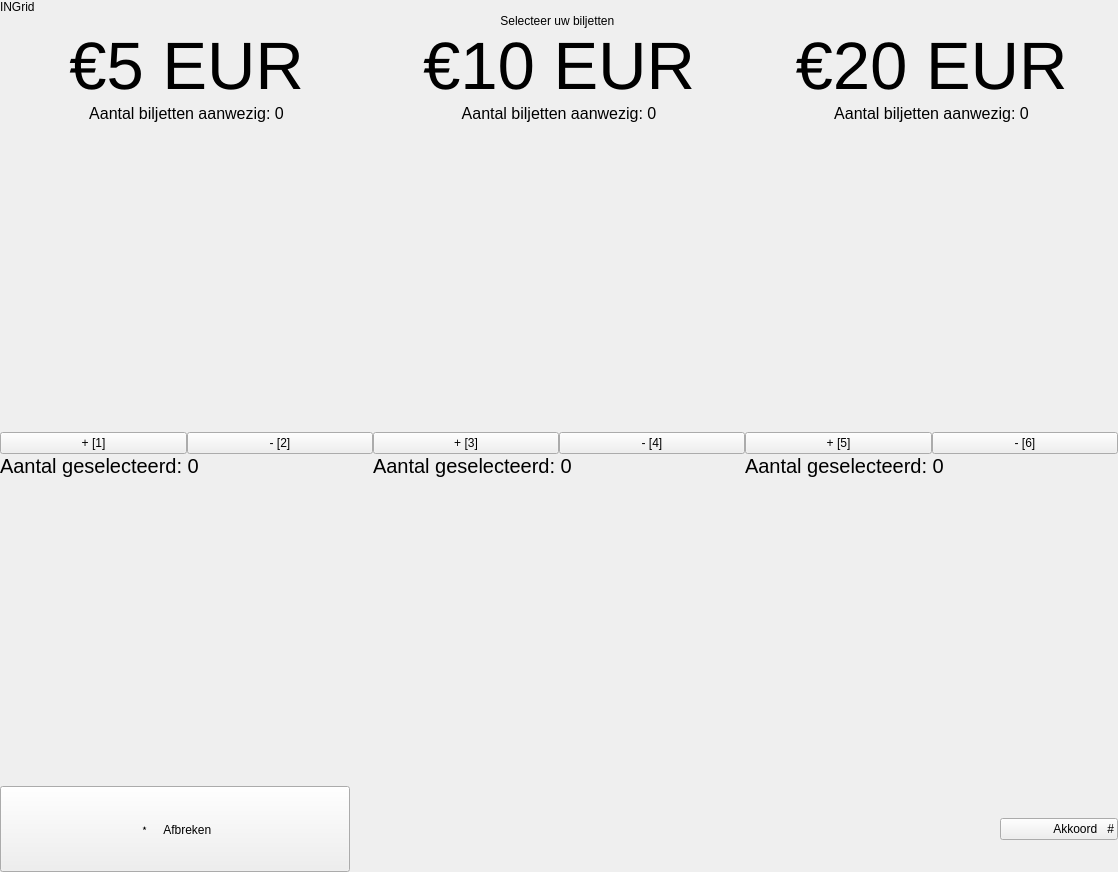
The window that ui/main.ui (Herbankers/hb-GUI) describes before a commit, drawn with Qt 5.
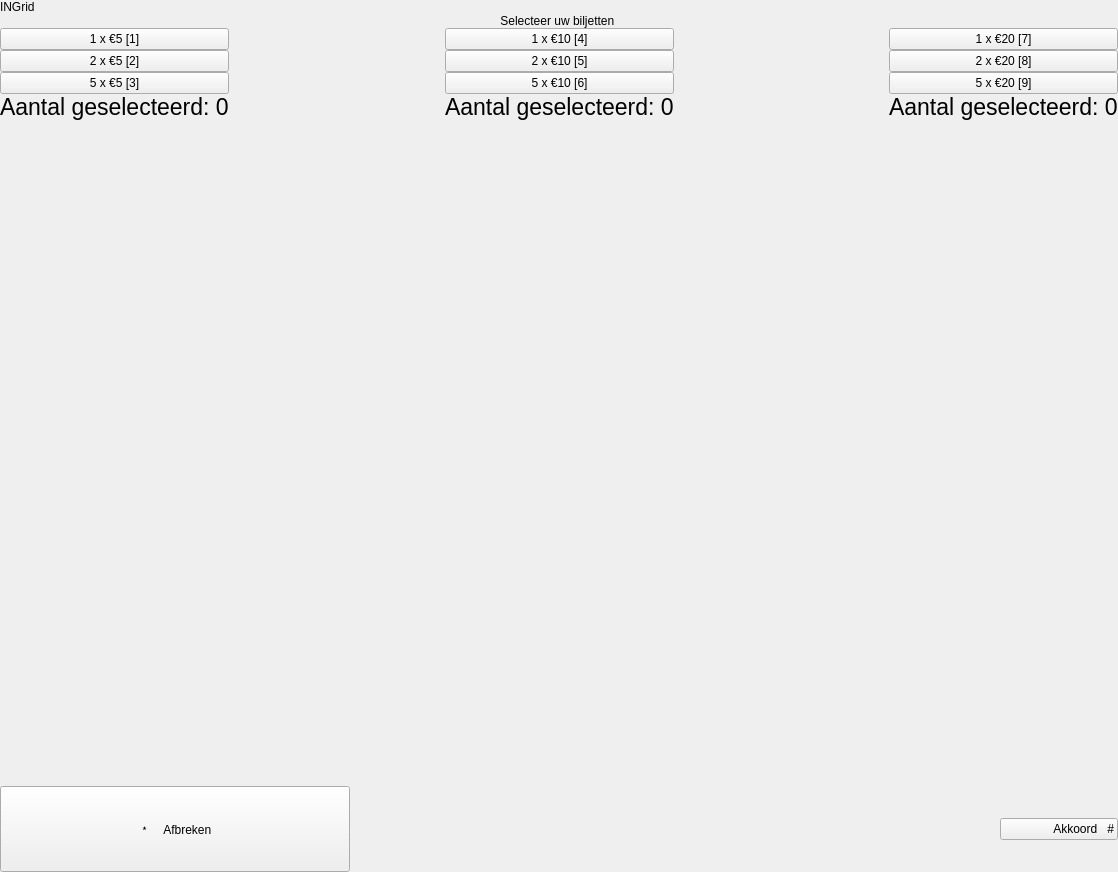
The same window after the commit. Icons and pictures are not drawn.

Commit message: changed bill choice menu

Patch:
```diff
--- a/ui/main.ui
+++ b/ui/main.ui
@@ -1222,114 +1222,46 @@
         </item>
         <item>
          <layout class="QGridLayout" name="gridLayout">
-          <item row="0" column="0">
-           <widget class="QLabel" name="fiveEuroText">
-            <property name="font">
-             <font>
-              <family>Helvetica Neue</family>
-              <pointsize>50</pointsize>
-              <weight>25</weight>
-              <bold>false</bold>
-             </font>
-            </property>
+          <item row="3" column="4">
+           <widget class="QPushButton" name="btnTwoTwenty">
             <property name="text">
-             <string>€5 EUR</string>
+             <string>2 x €20 [8]</string>
             </property>
-            <property name="alignment">
-             <set>Qt::AlignCenter</set>
-            </property>
            </widget>
           </item>
-          <item row="2" column="2">
-           <spacer name="verticalSpacer_27">
-            <property name="orientation">
-             <enum>Qt::Vertical</enum>
-            </property>
-            <property name="sizeHint" stdset="0">
-             <size>
-              <width>20</width>
-              <height>40</height>
-             </size>
-            </property>
-           </spacer>
-          </item>
-          <item row="6" column="2">
-           <widget class="QLabel" name="amountBillsTen">
-            <property name="font">
-             <font>
-              <family>Helvetica Neue</family>
-              <pointsize>15</pointsize>
-              <weight>25</weight>
-              <bold>false</bold>
-             </font>
-            </property>
-            <property name="text">
-             <string>Aantal geselecteerd: 0</string>
-            </property>
-           </widget>
-          </item>
-          <item row="6" column="3">
-           <widget class="QLabel" name="amountBillsTwenty">
-            <property name="font">
-             <font>
-              <family>Helvetica Neue</family>
-              <pointsize>15</pointsize>
-              <weight>25</weight>
-              <bold>false</bold>
-             </font>
-            </property>
-            <property name="text">
-             <string>Aantal geselecteerd: 0</string>
-            </property>
-           </widget>
-          </item>
-          <item row="7" column="2">
-           <spacer name="verticalSpacer_25">
-            <property name="orientation">
-             <enum>Qt::Vertical</enum>
-            </property>
-            <property name="sizeHint" stdset="0">
-             <size>
-              <width>20</width>
-              <height>40</height>
-             </size>
-            </property>
-           </spacer>
-          </item>
-          <item row="4" column="0">
+          <item row="1" column="0">
            <layout class="QHBoxLayout" name="horizontalLayout_11">
             <item>
              <widget class="QPushButton" name="btnPlusFive">
               <property name="text">
-               <string>+ [1]</string>
-              </property>
-             </widget>
-            </item>
-            <item>
-             <widget class="QPushButton" name="btnMinFive">
-              <property name="text">
-               <string>- [2]</string>
+               <string>1 x €5 [1]</string>
               </property>
              </widget>
             </item>
            </layout>
           </item>
-          <item row="4" column="2">
+          <item row="3" column="3">
+           <spacer name="horizontalSpacer_13">
+            <property name="orientation">
+             <enum>Qt::Horizontal</enum>
+            </property>
+            <property name="sizeHint" stdset="0">
+             <size>
+              <width>40</width>
+              <height>20</height>
+             </size>
+            </property>
+           </spacer>
+          </item>
+          <item row="1" column="2">
            <layout class="QHBoxLayout" name="horizontalLayout_10">
             <item>
-             <widget class="QPushButton" name="btnPlusTen">
-              <property name="text">
-               <string>+ [3]</string>
-              </property>
-             </widget>
-            </item>
-            <item>
-             <widget class="QPushButton" name="btnMinTen">
+             <widget class="QPushButton" name="btnOneTen">
               <property name="enabled">
                <bool>true</bool>
               </property>
               <property name="text">
-               <string>- [4]</string>
+               <string>1 x €10 [4]</string>
               </property>
               <property name="flat">
                <bool>false</bool>
@@ -1338,21 +1270,77 @@
             </item>
            </layout>
           </item>
-          <item row="0" column="3">
-           <widget class="QLabel" name="twentyEuroText">
+          <item row="4" column="4">
+           <widget class="QPushButton" name="btnFiveTwenty">
+            <property name="text">
+             <string>5 x €20 [9]</string>
+            </property>
+           </widget>
+          </item>
+          <item row="3" column="1">
+           <spacer name="horizontalSpacer_14">
+            <property name="orientation">
+             <enum>Qt::Horizontal</enum>
+            </property>
+            <property name="sizeHint" stdset="0">
+             <size>
+              <width>40</width>
+              <height>20</height>
+             </size>
+            </property>
+           </spacer>
+          </item>
+          <item row="3" column="0">
+           <widget class="QPushButton" name="btnTwoFive">
+            <property name="text">
+             <string>2 x €5 [2]</string>
+            </property>
+           </widget>
+          </item>
+          <item row="3" column="2">
+           <widget class="QPushButton" name="btnTwoTen">
+            <property name="text">
+             <string>2 x €10 [5]</string>
+            </property>
+           </widget>
+          </item>
+          <item row="6" column="2">
+           <widget class="QLabel" name="amountBillsTen">
             <property name="font">
              <font>
               <family>Helvetica Neue</family>
-              <pointsize>50</pointsize>
+              <pointsize>17</pointsize>
               <weight>25</weight>
               <bold>false</bold>
              </font>
             </property>
             <property name="text">
-             <string>€20 EUR</string>
+             <string>Aantal geselecteerd: 0</string>
             </property>
-            <property name="alignment">
-             <set>Qt::AlignCenter</set>
+           </widget>
+          </item>
+          <item row="1" column="4">
+           <layout class="QHBoxLayout" name="horizontalLayout_9">
+            <item>
+             <widget class="QPushButton" name="btnOneTwenty">
+              <property name="text">
+               <string>1 x €20 [7]</string>
+              </property>
+             </widget>
+            </item>
+           </layout>
+          </item>
+          <item row="4" column="0">
+           <widget class="QPushButton" name="btnFiveFive">
+            <property name="text">
+             <string>5 x €5 [3]</string>
+            </property>
+           </widget>
+          </item>
+          <item row="4" column="2">
+           <widget class="QPushButton" name="btnFiveTen">
+            <property name="text">
+             <string>5 x €10 [6]</string>
             </property>
            </widget>
           </item>
@@ -1361,7 +1349,7 @@
             <property name="font">
              <font>
               <family>Helvetica Neue</family>
-              <pointsize>15</pointsize>
+              <pointsize>17</pointsize>
               <weight>25</weight>
               <bold>false</bold>
              </font>
@@ -1371,104 +1359,33 @@
             </property>
            </widget>
           </item>
-          <item row="0" column="2">
-           <widget class="QLabel" name="tenEuroText">
-            <property name="enabled">
-             <bool>true</bool>
-            </property>
+          <item row="6" column="4">
+           <widget class="QLabel" name="amountBillsTwenty">
             <property name="font">
              <font>
               <family>Helvetica Neue</family>
-              <pointsize>50</pointsize>
+              <pointsize>17</pointsize>
               <weight>25</weight>
-              <italic>false</italic>
               <bold>false</bold>
-              <underline>false</underline>
-              <strikeout>false</strikeout>
              </font>
             </property>
             <property name="text">
-             <string>€10 EUR</string>
+             <string>Aantal geselecteerd: 0</string>
             </property>
-            <property name="alignment">
-             <set>Qt::AlignCenter</set>
-            </property>
-            <property name="wordWrap">
-             <bool>false</bool>
-            </property>
            </widget>
           </item>
-          <item row="4" column="3">
-           <layout class="QHBoxLayout" name="horizontalLayout_9">
-            <item>
-             <widget class="QPushButton" name="btnPlusTwenty">
-              <property name="text">
-               <string>+ [5]</string>
-              </property>
-             </widget>
-            </item>
-            <item>
-             <widget class="QPushButton" name="btnMinTwenty">
-              <property name="text">
-               <string>- [6]</string>
-              </property>
-             </widget>
-            </item>
-           </layout>
-          </item>
-          <item row="1" column="0">
-           <widget class="QLabel" name="noOfBills5Text">
-            <property name="font">
-             <font>
-              <family>Helvetica Neue</family>
-              <pointsize>12</pointsize>
-              <weight>25</weight>
-              <bold>false</bold>
-             </font>
+          <item row="8" column="2">
+           <spacer name="verticalSpacer_25">
+            <property name="orientation">
+             <enum>Qt::Vertical</enum>
             </property>
-            <property name="text">
-             <string>Aantal biljetten aanwezig: 0</string>
+            <property name="sizeHint" stdset="0">
+             <size>
+              <width>20</width>
+              <height>40</height>
+             </size>
             </property>
-            <property name="alignment">
-             <set>Qt::AlignCenter</set>
-            </property>
-           </widget>
-          </item>
-          <item row="1" column="2">
-           <widget class="QLabel" name="noOfBills10Text">
-            <property name="font">
-             <font>
-              <family>Helvetica Neue</family>
-              <pointsize>12</pointsize>
-              <weight>25</weight>
-              <bold>false</bold>
-             </font>
-            </property>
-            <property name="text">
-             <string>Aantal biljetten aanwezig: 0</string>
-            </property>
-            <property name="alignment">
-             <set>Qt::AlignCenter</set>
-            </property>
-           </widget>
-          </item>
-          <item row="1" column="3">
-           <widget class="QLabel" name="noOfBills20Text">
-            <property name="font">
-             <font>
-              <family>Helvetica Neue</family>
-              <pointsize>12</pointsize>
-              <weight>25</weight>
-              <bold>false</bold>
-             </font>
-            </property>
-            <property name="text">
-             <string>Aantal biljetten aanwezig: 0</string>
-            </property>
-            <property name="alignment">
-             <set>Qt::AlignCenter</set>
-            </property>
-           </widget>
+           </spacer>
           </item>
          </layout>
         </item>
```
Left out of the diff: 2 changed lines with no effect on the pictures. The commit also changes 3 other files.
